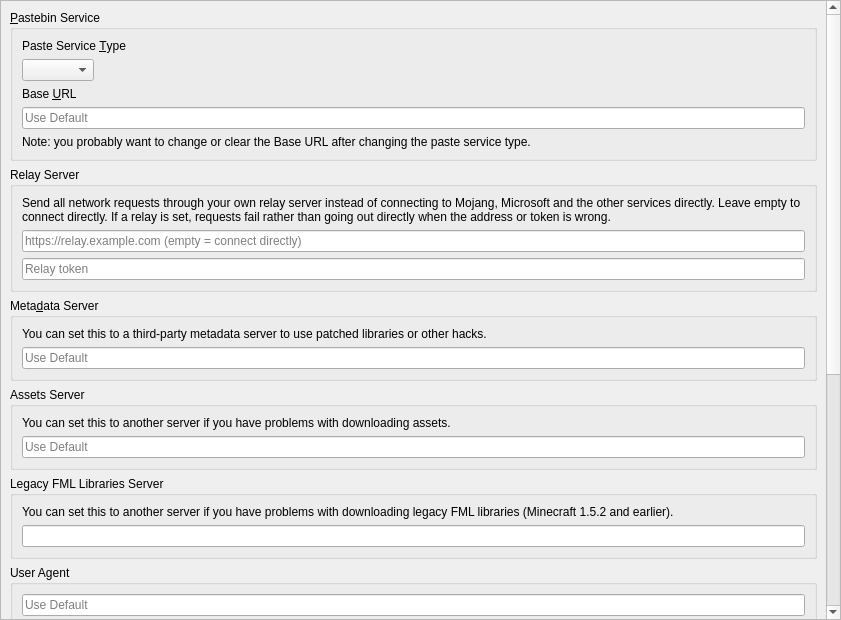
Before: the Qt Designer form launcher/ui/pages/global/APIPage.ui in fpm8588/specialprismlauncher, drawn with Qt 5.
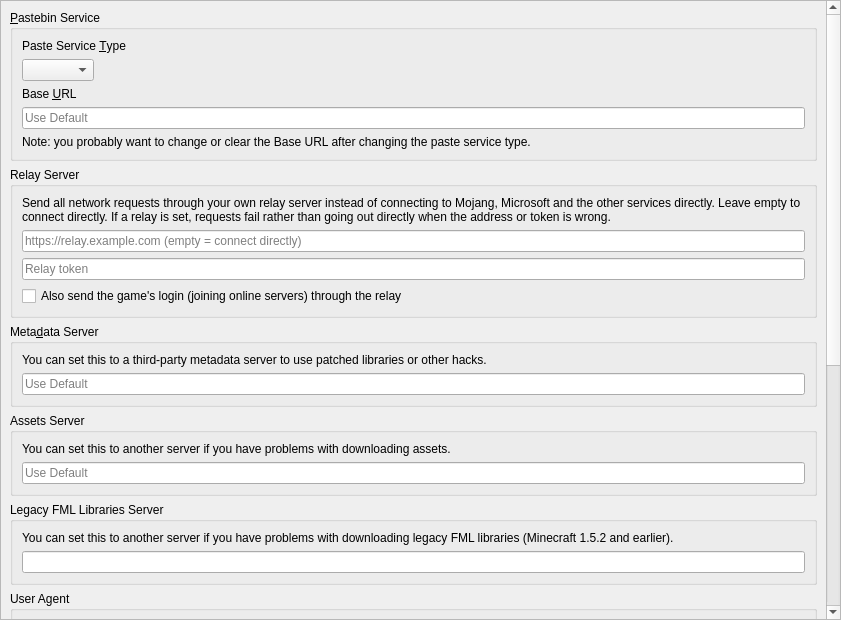
After: the same form once the commit is applied.

Commit message:
Carry the game's login (join server) through the relay
The game makes its own HTTPS request to Mojang's session server when joining an
online server, which a filtering network blocks ("Authentication servers are
down"). The launcher now runs a SOCKS5 proxy on 127.0.0.1 and passes it to the
game with --proxyHost/--proxyPort; each connection becomes a CONNECT tunnel
through the relay, which only opens it for allowlisted hosts on port 443 and caps
bytes and time. The connection to the game server itself is not proxied.

Claude-Session: https://claude.ai/code/session_01H5WbactAAkTB2iAiCy2Xwc

```diff
--- a/launcher/ui/pages/global/APIPage.ui
+++ b/launcher/ui/pages/global/APIPage.ui
@@ -130,6 +130,16 @@
             </property>
            </widget>
           </item>
+          <item>
+           <widget class="QCheckBox" name="relayGameLogin">
+            <property name="toolTip">
+             <string>The game makes a few web requests of its own, such as the login when you join an online server. This sends only those through the relay (the connection to the game server itself is not affected).</string>
+            </property>
+            <property name="text">
+             <string>Also send the game's login (joining online servers) through the relay</string>
+            </property>
+           </widget>
+          </item>
          </layout>
         </widget>
        </item>
```
The commit also changes 13 other files.
